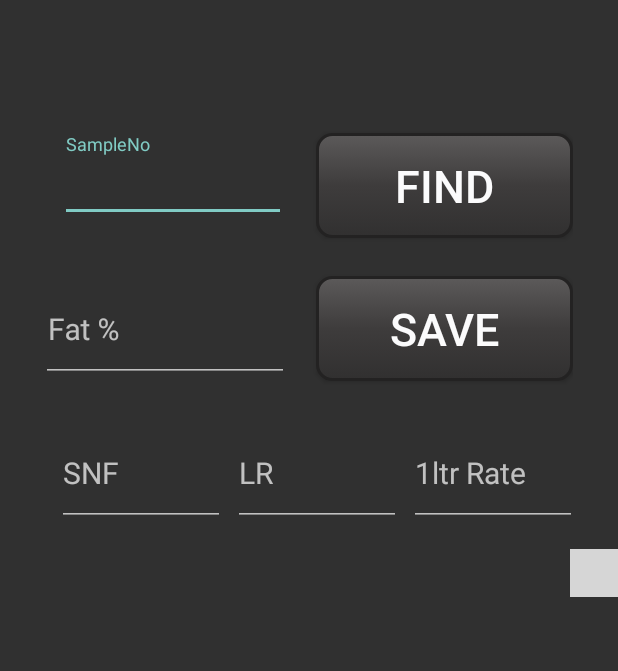
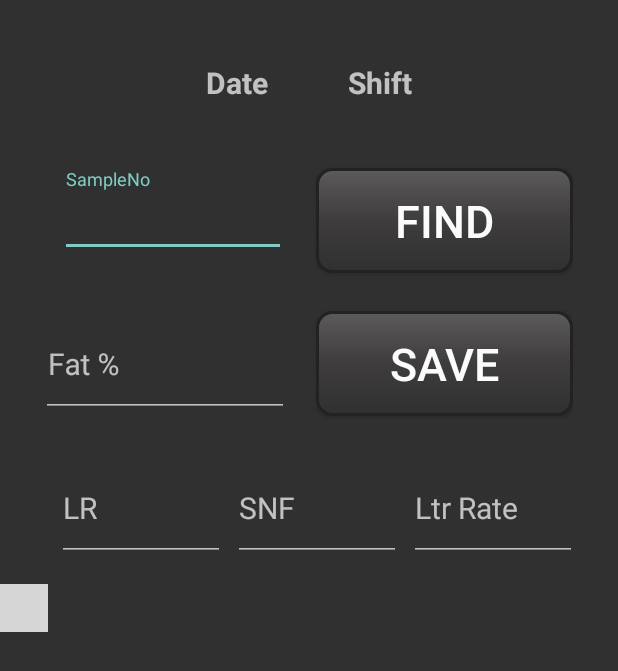
Before and after one commit to sivayapps/DiaryMgmt, an Android app: the layout activity_fat_entry.xml on its own in the app's theme, with its tools: preview values and no code run, on a phone screen of 412 x 824 dp. Shown: the top 671 px of the screen. Run offline under Robolectric (Android 15) with nearby library versions, the phone set to English and light mode, and no system bars; plain views replace SortableTableView; grey boxes are pictures that could not be loaded.

Commit message:
Telugu translations and UI and Grid improvements

```diff
--- a/app/src/main/AndroidManifest.xml
+++ b/app/src/main/AndroidManifest.xml
@@ -64,10 +64,10 @@
         <activity
             android:name=".CollectMilkActivity"
             android:label="@string/title_activity_collect_milk_init"
-            android:parentActivityName=".DateShiftSelectActivity">
+            android:parentActivityName=".MainMenuActivity">
             <meta-data
                 android:name="android.support.PARENT_ACTIVITY"
-                android:value=".DateShiftSelectActivity" />
+                android:value=".MainMenuActivity" />
         </activity>
         <activity
             android:name=".FatEntryActivity"
--- a/app/src/main/java/in/boshanam/diarymgmt/FatEntryActivity.java
+++ b/app/src/main/java/in/boshanam/diarymgmt/FatEntryActivity.java
@@ -31,7 +31,7 @@ public class FatEntryActivity extends AppCompatActivity {
     EditText lr;
     @BindView(R.id.fat_snf)
     EditText snf;
-    @BindView(R.id.ltr_rate)
+    @BindView(R.id.ltr_rate_entry_field)
     EditText ltrRate;
     @BindView((R.id.fat_find))
     Button findFat;
--- a/app/src/main/java/in/boshanam/diarymgmt/app/constants/GridBaseEnum.java
+++ b/app/src/main/java/in/boshanam/diarymgmt/app/constants/GridBaseEnum.java
@@ -10,4 +10,5 @@ public interface GridBaseEnum {
     String getFieldName();
     GridColumnType getColumnType();
     String getFormatString();
+    int getResourceIdForValue(String value);
 }
--- a/app/src/main/java/in/boshanam/diarymgmt/app/constants/GridColumnType.java
+++ b/app/src/main/java/in/boshanam/diarymgmt/app/constants/GridColumnType.java
@@ -5,5 +5,5 @@ package in.boshanam.diarymgmt.app.constants;
  */
 
 public enum GridColumnType {
-    STRING, NUMBER, DATE
+    STRING, NUMBER, DATE, ENUM
 }
--- /dev/null
+++ b/app/src/main/java/in/boshanam/diarymgmt/domain/ResourceMapped.java
@@ -0,0 +1,9 @@
+package in.boshanam.diarymgmt.domain;
+
+/**
+ * Created by Siva on 2/13/2018.
+ */
+
+public interface ResourceMapped {
+    int getResourceId();
+}
--- a/app/src/main/res/layout/activity_farmer.xml
+++ b/app/src/main/res/layout/activity_farmer.xml
@@ -42,7 +42,7 @@
                 android:layout_width="match_parent"
                 android:layout_height="match_parent"
                 android:hint="@string/farmer_id"
-                android:inputType="text"
+                android:inputType="number"
                 android:singleLine="true" />
         </android.support.design.widget.TextInputLayout>
 
--- a/app/src/main/res/layout/activity_fat_entry.xml
+++ b/app/src/main/res/layout/activity_fat_entry.xml
@@ -9,14 +9,13 @@
     <LinearLayout
         android:layout_width="match_parent"
         android:layout_height="wrap_content"
-        android:gravity="end"
         android:orientation="vertical"
         android:paddingBottom="3dp"
         android:paddingTop="5dp"
         android:theme="@style/AppTheme"
         android:visibility="visible">
 
-       <LinearLayout
+        <LinearLayout
             style="@style/formFieldsVerticalFlowStyle"
             android:layout_height="wrap_content"
             android:layout_marginBottom="15dp"
@@ -25,24 +24,46 @@
             android:orientation="horizontal">
 
             <TextView
+                android:id="@+id/collect_milk_filler_1"
+                style="@style/formFieldsHorizontalFlowStyle"
+                android:layout_height="wrap_content"
+                android:layout_marginLeft="0dp"
+                android:layout_marginRight="0dp"
+                android:gravity="center"
+                android:textSize="30sp"
+                android:textStyle="bold" />
+            <TextView
                 android:id="@+id/fat_milk_date"
-                style="@style/formFieldsVerticalFlowStyle"
+                style="@style/formFieldsHorizontalFlowStyle"
                 android:layout_height="wrap_content"
                 android:layout_marginEnd="0dp"
                 android:layout_weight="1"
                 android:gravity="center"
                 android:textSize="20sp"
-                android:textStyle="bold" />
-
+                android:textStyle="bold"
+                android:text="Date"
+                />
             <TextView
                 android:id="@+id/fat_milk_shift"
-                style="@style/formFieldsVerticalFlowStyle"
+                style="@style/formFieldsHorizontalFlowStyle"
                 android:layout_height="wrap_content"
                 android:layout_marginStart="10dp"
                 android:layout_weight="1"
                 android:gravity="center"
                 android:textSize="20sp"
+                android:textStyle="bold"
+                android:text="Shift"
+                />
+            <TextView
+                android:id="@+id/collect_milk_filler_2"
+                style="@style/formFieldsHorizontalFlowStyle"
+                android:layout_height="wrap_content"
+                android:layout_marginLeft="0dp"
+                android:layout_marginRight="0dp"
+                android:gravity="center"
+                android:textSize="30sp"
                 android:textStyle="bold" />
+
         </LinearLayout>
 
         <LinearLayout
@@ -58,7 +79,6 @@
                 android:layout_width="0dp"
                 android:layout_height="wrap_content"
                 android:layout_weight="1">
-
                 <EditText
                     android:id="@+id/fat_sample_id"
                     style="@style/formFieldsHorizontalFlowStyle"
@@ -68,7 +88,6 @@
                     android:inputType="number"
                     android:textSize="20sp" />
             </android.support.design.widget.TextInputLayout>
-
             <Button
                 android:id="@+id/fat_find"
                 style="@style/formButtonStyle"
@@ -120,26 +139,9 @@
             android:layout_height="wrap_content"
             android:layout_marginBottom="5dp"
             android:layout_marginTop="5dp"
+            android:baselineAligned="false"
             android:gravity="center_horizontal|center"
-            android:orientation="horizontal"
-            android:baselineAligned="false">
-
-            <android.support.design.widget.TextInputLayout
-                android:id="@+id/input_layout_snf"
-                android:layout_width="0dp"
-                android:layout_height="wrap_content"
-                android:layout_weight="1">
-
-                <EditText
-                    android:id="@+id/fat_snf"
-                    style="@style/formFieldsHorizontalFlowStyle"
-                    android:layout_width="match_parent"
-                    android:layout_marginStart="5dp"
-                    android:layout_marginEnd="0dp"
-                    android:hint="@string/snf"
-                    android:inputType="number|numberDecimal"
-                    android:textSize="20sp" />
-            </android.support.design.widget.TextInputLayout>
+            android:orientation="horizontal">
 
             <android.support.design.widget.TextInputLayout
                 android:id="@+id/input_layout_lr"
@@ -158,13 +160,29 @@
             </android.support.design.widget.TextInputLayout>
 
             <android.support.design.widget.TextInputLayout
-                android:id="@+id/input_layout_rate"
+                android:id="@+id/input_layout_snf"
                 android:layout_width="0dp"
                 android:layout_height="wrap_content"
                 android:layout_weight="1">
 
                 <EditText
-                    android:id="@+id/ltr_rate"
+                    android:id="@+id/fat_snf"
+                    style="@style/formFieldsHorizontalFlowStyle"
+                    android:layout_width="match_parent"
+                    android:layout_marginEnd="0dp"
+                    android:layout_marginStart="5dp"
+                    android:hint="@string/snf"
+                    android:inputType="number|numberDecimal"
+                    android:textSize="20sp" />
+            </android.support.design.widget.TextInputLayout>
+
+            <android.support.design.widget.TextInputLayout
+                android:id="@+id/input_layout_rate"
+                android:layout_width="0dp"
+                android:layout_height="wrap_content"
+                android:layout_weight="1">
+                <EditText
+                    android:id="@+id/ltr_rate_entry_field"
                     style="@style/formFieldsHorizontalFlowStyle"
                     android:layout_width="match_parent"
                     android:layout_marginStart="5dp"
@@ -176,7 +194,7 @@
 
         <de.codecrafters.tableview.SortableTableView
             xmlns:table="http://schemas.android.com/apk/res-auto"
-            android:id="@+id/fatListingTableView"
+            android:id="@+id/fat_entry_view_fat_listing_table_view"
             android:layout_width="wrap_content"
             android:layout_height="wrap_content"
             table:tableView_headerColor="@color/colorPrimary" />
--- a/app/src/main/res/layout/activity_main_menu.xml
+++ b/app/src/main/res/layout/activity_main_menu.xml
@@ -36,7 +36,7 @@
             android:id="@+id/rateEntry"
             style="@style/mainMenuButtonStyle"
             android:text="@string/rate_entry" />
-
+<!--
         <Button
             android:id="@+id/paymentReport"
             style="@style/mainMenuButtonStyle"
@@ -45,7 +45,7 @@
         <Button
             android:id="@+id/farmerReport"
             style="@style/mainMenuButtonStyle"
-            android:text="@string/farmer_reports" />
+            android:text="@string/farmer_reports" />-->
 
     </LinearLayout>
 
--- a/app/src/main/res/values/strings.xml
+++ b/app/src/main/res/values/strings.xml
@@ -50,10 +50,14 @@
         <item>Buffalo</item>
         <item>Cow</item>
     </string-array>
+    <string name="milk_type_buffalo">Buffalo</string>
+    <string name="milk_type_cow">Cow</string>
     <string-array name="shift">
         <item>Morning</item>
         <item>Evening</item>
     </string-array>
+    <string name="shift_type_morning">Morning</string>
+    <string name="shift_type_evening">Evening</string>
     <string name="title_activity_collect_milk_init">Collect Milk</string>
     <string name="search">Search</string>
     <string name="sample_id">Sample Number</string>
@@ -61,7 +65,7 @@
     <string name="lr">LR</string>
     <string name="sample_no">SampleNo</string>
     <string name="snf">SNF</string>
-    <string name="per_ltr_Rate">1ltr Rate</string>
+    <string name="per_ltr_Rate">Ltr Rate</string>
     <string name="user_input_blank_error_msg">please fill empty fields</string>
     <string name="total_farmer_report">Total Farmer Reports</string>
     <string name="selected_farmer_report">Selected Farmer Report</string>
```
Also changed, not shown: app/src/main/java/in/boshanam/diarymgmt/CollectMilkActivity.java (+11 -9 lines), app/src/main/java/in/boshanam/diarymgmt/app/constants/DisplayValueProvider.java (added, +26 -0 lines), app/src/main/java/in/boshanam/diarymgmt/app/constants/FarmerConstants.java (+15 -1 lines), app/src/main/java/in/boshanam/diarymgmt/app/constants/MilkCollectionConstants.java (+26 -6 lines), app/src/main/java/in/boshanam/diarymgmt/app/constants/RateConstants.java (+17 -1 lines), app/src/main/java/in/boshanam/diarymgmt/domain/MilkType.java (+12 -3 lines), app/src/main/java/in/boshanam/diarymgmt/domain/Shift.java (+21 -3 lines), app/src/main/java/in/boshanam/diarymgmt/util/ui/UIHelper.java (+10 -2 lines), 4 other files.
